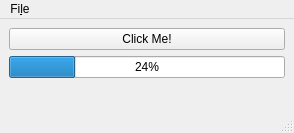
Qt form mainwindow.ui (parapente/sdocsearch) before a commit.
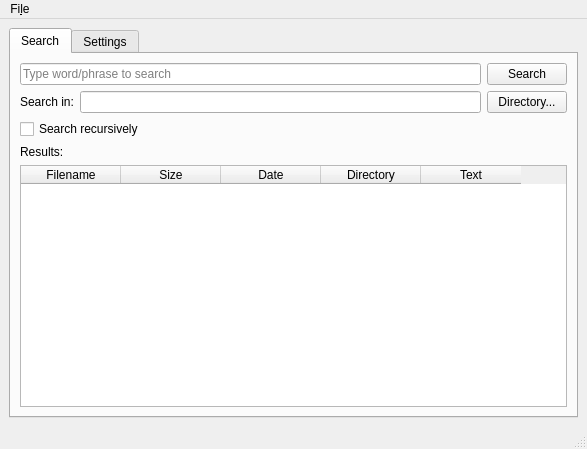
The same form after that commit.

Patch:
```diff
--- a/mainwindow.ui
+++ b/mainwindow.ui
@@ -6,42 +6,129 @@
    <rect>
     <x>0</x>
     <y>0</y>
-    <width>294</width>
-    <height>133</height>
+    <width>587</width>
+    <height>449</height>
    </rect>
   </property>
   <property name="windowTitle">
    <string>MainWindow</string>
   </property>
   <widget class="QWidget" name="centralwidget">
-   <layout class="QVBoxLayout" name="verticalLayout">
+   <layout class="QHBoxLayout" name="horizontalLayout_2">
     <item>
-     <widget class="QPushButton" name="pushButton">
-      <property name="text">
-       <string>Click Me!</string>
+     <widget class="QTabWidget" name="tabWidget">
+      <property name="currentIndex">
+       <number>0</number>
       </property>
+      <widget class="QWidget" name="tab">
+       <attribute name="title">
+        <string>Search</string>
+       </attribute>
+       <layout class="QVBoxLayout" name="verticalLayout">
+        <item>
+         <layout class="QHBoxLayout" name="horizontalLayout">
+          <item>
+           <widget class="QLineEdit" name="searchTextLE">
+            <property name="placeholderText">
+             <string>Type word/phrase to search</string>
+            </property>
+           </widget>
+          </item>
+          <item>
+           <widget class="QPushButton" name="searchBtn">
+            <property name="text">
+             <string>Search</string>
+            </property>
+           </widget>
+          </item>
+         </layout>
+        </item>
+        <item>
+         <layout class="QHBoxLayout" name="horizontalLayout_3">
+          <item>
+           <widget class="QLabel" name="label">
+            <property name="text">
+             <string>Search in:</string>
+            </property>
+           </widget>
+          </item>
+          <item>
+           <widget class="QLineEdit" name="searchInLE"/>
+          </item>
+          <item>
+           <widget class="QPushButton" name="dirBtn">
+            <property name="text">
+             <string>Directory...</string>
+            </property>
+           </widget>
+          </item>
+         </layout>
+        </item>
+        <item>
+         <widget class="QCheckBox" name="recurseCB">
+          <property name="text">
+           <string>Search recursively</string>
+          </property>
+         </widget>
+        </item>
+        <item>
+         <widget class="QLabel" name="label_2">
+          <property name="text">
+           <string>Results:</string>
+          </property>
+         </widget>
+        </item>
+        <item>
+         <widget class="QTableWidget" name="resultsWidget">
+          <column>
+           <property name="text">
+            <string>Filename</string>
+           </property>
+          </column>
+          <column>
+           <property name="text">
+            <string>Size</string>
+           </property>
+          </column>
+          <column>
+           <property name="text">
+            <string>Date</string>
+           </property>
+          </column>
+          <column>
+           <property name="text">
+            <string>Directory</string>
+           </property>
+          </column>
+          <column>
+           <property name="text">
+            <string>Text</string>
+           </property>
+          </column>
+         </widget>
+        </item>
+       </layout>
+      </widget>
+      <widget class="QWidget" name="tab_2">
+       <attribute name="title">
+        <string>Settings</string>
+       </attribute>
+       <widget class="QCheckBox" name="regexCB">
+        <property name="geometry">
+         <rect>
+          <x>10</x>
+          <y>20</y>
+          <width>88</width>
+          <height>22</height>
+         </rect>
+        </property>
+        <property name="text">
+         <string>Use RegEx</string>
+        </property>
+       </widget>
+      </widget>
      </widget>
     </item>
-    <item>
-     <widget class="QProgressBar" name="progressBar">
-      <property name="value">
-       <number>24</number>
-      </property>
-     </widget>
-    </item>
-    <item>
-     <spacer name="verticalSpacer">
-      <property name="orientation">
-       <enum>Qt::Vertical</enum>
-      </property>
-      <property name="sizeHint" stdset="0">
-       <size>
-        <width>20</width>
-        <height>40</height>
-       </size>
-      </property>
-     </spacer>
-    </item>
    </layout>
   </widget>
   <widget class="QMenuBar" name="menubar">
@@ -49,8 +136,8 @@
     <rect>
      <x>0</x>
      <y>0</y>
-     <width>294</width>
-     <height>29</height>
+     <width>587</width>
+     <height>30</height>
     </rect>
    </property>
    <widget class="QMenu" name="menuFile">
```
Left out of the diff: 7 changed lines with no effect on the pictures.
